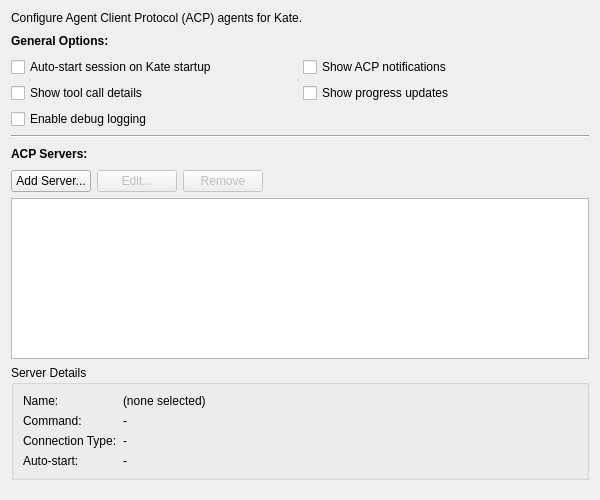
KDE/kate, file addons/acpclient/acpconfigwidget.ui: the form before one commit.
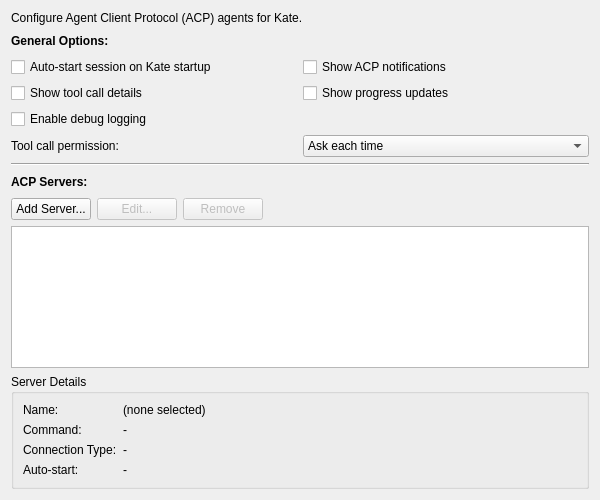
The form after the commit. Icons and pictures are not drawn.

Commit message: tool calls do something

```diff
--- a/addons/acpclient/acpconfigwidget.ui
+++ b/addons/acpclient/acpconfigwidget.ui
@@ -91,6 +91,36 @@
                             </property>
                         </widget>
                     </item>
+                    <item row="3" column="0" colspan="2">
+                        <layout class="QHBoxLayout" name="toolCallPermissionLayout">
+                            <item>
+                                <widget class="QLabel" name="toolCallPermissionLabel">
+                                    <property name="text">
+                                        <string>Tool call permission:</string>
+                                    </property>
+                                </widget>
+                            </item>
+                            <item>
+                                <widget class="QComboBox" name="toolCallPermissionComboBox">
+                                    <item>
+                                        <property name="text">
+                                            <string>Ask each time</string>
+                                        </property>
+                                    </item>
+                                    <item>
+                                        <property name="text">
+                                            <string>Allow all</string>
+                                        </property>
+                                    </item>
+                                    <item>
+                                        <property name="text">
+                                            <string>Deny all</string>
+                                        </property>
+                                    </item>
+                                </widget>
+                            </item>
+                        </layout>
+                    </item>
                 </layout>
             </item>
             <item>
```
The commit also changes 10 other files.
